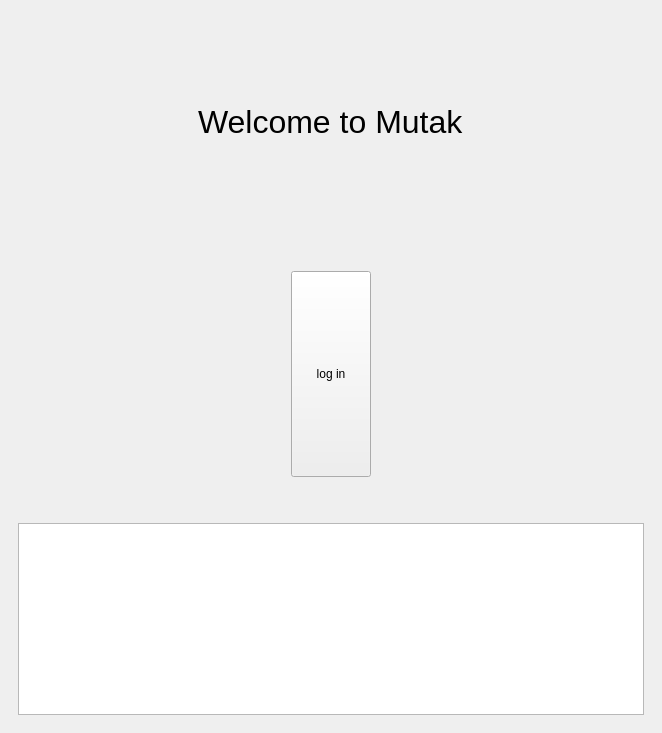
Above: mutak/mainwindow.ui from ahmed-debbech/mutak before the change. Below: the same form after it.
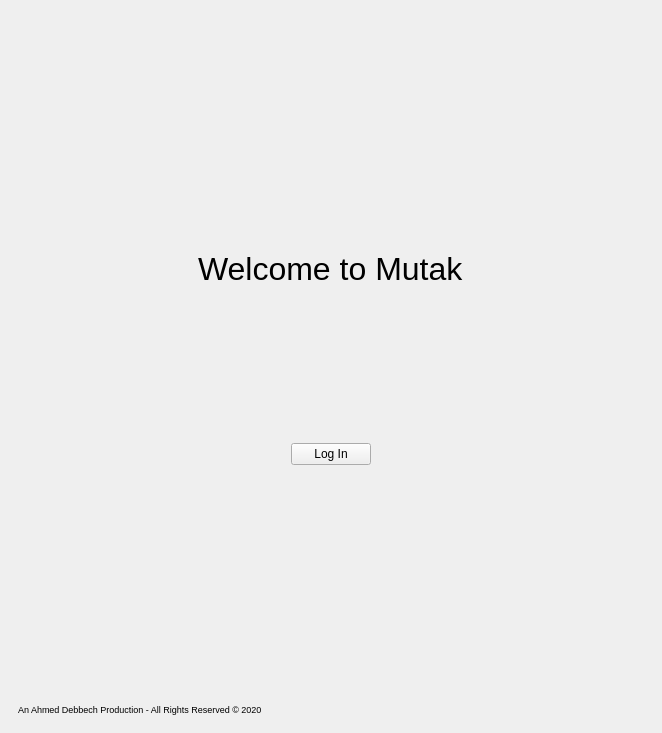
That is the form after the change.

Commit message: Fix layout and add window title

```diff
--- a/mutak/mainwindow.ui
+++ b/mutak/mainwindow.ui
@@ -22,8 +22,27 @@
       </property>
       <widget class="QWidget" name="page">
        <layout class="QVBoxLayout" name="verticalLayout_4">
+        <item>
+         <spacer name="verticalSpacer_4">
+          <property name="orientation">
+           <enum>Qt::Vertical</enum>
+          </property>
+          <property name="sizeHint" stdset="0">
+           <size>
+            <width>20</width>
+            <height>38</height>
+           </size>
+          </property>
+         </spacer>
+        </item>
         <item alignment="Qt::AlignHCenter">
          <widget class="QLabel" name="label">
+          <property name="sizePolicy">
+           <sizepolicy hsizetype="Preferred" vsizetype="Fixed">
+            <horstretch>0</horstretch>
+            <verstretch>0</verstretch>
+           </sizepolicy>
+          </property>
           <property name="font">
            <font>
             <family>MS Shell Dlg 2</family>
@@ -46,7 +65,7 @@
           <property name="sizeHint" stdset="0">
            <size>
             <width>20</width>
-            <height>40</height>
+            <height>150</height>
            </size>
           </property>
          </spacer>
@@ -54,13 +73,19 @@
         <item alignment="Qt::AlignHCenter">
          <widget class="QPushButton" name="loginButton">
           <property name="sizePolicy">
-           <sizepolicy hsizetype="Minimum" vsizetype="Preferred">
+           <sizepolicy hsizetype="Fixed" vsizetype="Fixed">
             <horstretch>0</horstretch>
-            <verstretch>0</verstretch>
+            <verstretch>33</verstretch>
            </sizepolicy>
           </property>
+          <property name="minimumSize">
+           <size>
+            <width>20</width>
+            <height>0</height>
+           </size>
+          </property>
           <property name="text">
-           <string>log in</string>
+           <string>Log In</string>
           </property>
          </widget>
         </item>
@@ -69,9 +94,6 @@
           <property name="orientation">
            <enum>Qt::Vertical</enum>
           </property>
-          <property name="sizeType">
-           <enum>QSizePolicy::Preferred</enum>
-          </property>
           <property name="sizeHint" stdset="0">
            <size>
             <width>20</width>
@@ -81,12 +103,14 @@
          </spacer>
         </item>
         <item>
-         <widget class="QPlainTextEdit" name="plainTextEdit">
-          <property name="sizePolicy">
-           <sizepolicy hsizetype="Expanding" vsizetype="Fixed">
-            <horstretch>0</horstretch>
-            <verstretch>0</verstretch>
-           </sizepolicy>
+         <widget class="QLabel" name="copyright">
+          <property name="font">
+           <font>
+            <pointsize>7</pointsize>
+           </font>
+          </property>
+          <property name="text">
+           <string>An Ahmed Debbech Production - All Rights Reserved © 2020</string>
           </property>
          </widget>
         </item>
```
The commit also changes 1 other file.
